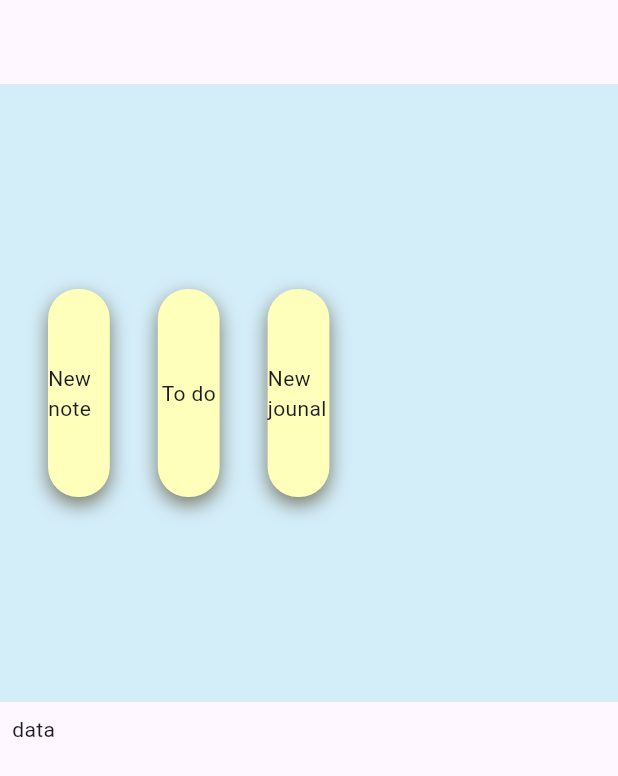
After one commit to v1kash/keep_note, a Flutter app: the screen it shows after launch, on a phone screen of 412 x 824 dp. The commit adds this screen. Shown: the top 776 px of the screen. Run offline on Flutter 3.47's test engine with Material 3 defaults, Android fonts, the phone set to English and light mode, and no system bars.

Commit message:
Created template page widget2

```diff
--- /dev/null
+++ b/keep_notes/lib/components/index.dart
@@ -0,0 +1,2 @@
+export 'button_card.dart';
+export 'template_page.dart';
--- /dev/null
+++ b/keep_notes/lib/components/template_page.dart
@@ -0,0 +1,19 @@
+import 'package:flutter/material.dart';
+
+class TemplatePage extends StatelessWidget {
+  final Widget child;
+  const TemplatePage({super.key,
+  required this.child,
+  });
+
+  @override
+  Widget build(BuildContext context) {
+    return Scaffold(
+      appBar: AppBar(),
+      body:  SingleChildScrollView(
+        child: child
+      ),
+
+    );
+  }
+}
--- a/keep_notes/lib/pages/home_page.dart
+++ b/keep_notes/lib/pages/home_page.dart
@@ -1,14 +1,12 @@
 import 'package:flutter/material.dart';
-import '../components/button_card.dart';
+import '../components/index.dart';
 
 class HomePage extends StatelessWidget {
   const HomePage({super.key});
 
   @override
   Widget build(BuildContext context) {
-    return Scaffold(
-      appBar: AppBar(),
-      body:  SingleChildScrollView(
+    return TemplatePage(
       child: Column(
             crossAxisAlignment: CrossAxisAlignment.center,
             children: [
@@ -54,8 +52,7 @@ class HomePage extends StatelessWidget {
 
             ],
           ),
-      ),
+    );
 
-    );
   }
 }
--- a/keep_notes/pubspec.yaml
+++ b/keep_notes/pubspec.yaml
@@ -35,6 +35,7 @@ dependencies:
   # The following adds the Cupertino Icons font to your application.
   # Use with the CupertinoIcons class for iOS style icons.
   cupertino_icons: ^1.0.8
+  go_router: ^14.3.0
 
 dev_dependencies:
   flutter_test:
```
Also changed, not shown: keep_notes/lib/pages/show_notes.dart (added), keep_notes/pubspec.lock. Lines whose indentation alone changed are shown as unchanged.
